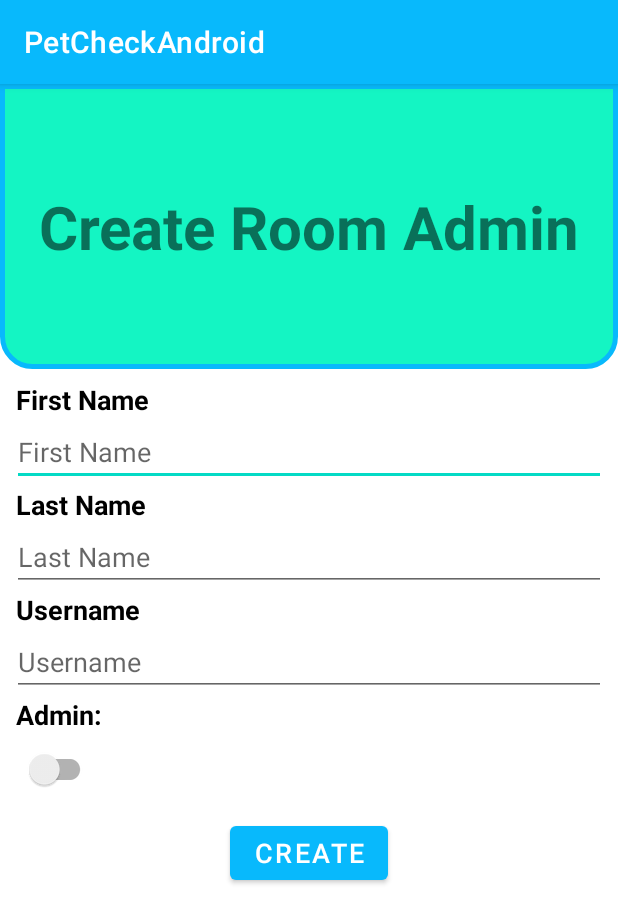
After one commit to RoatchBrandyn-FS/BrandynMumma2205, an Android app: the NewUserActivity screen opened directly, with no data from a screen before it, on a phone screen of 412 x 824 dp. The commit adds this screen. Shown: the top 923 px of the screen. Run offline under Robolectric (Android 15) with nearby library versions, the phone set to English and light mode, and no system bars; our stand-ins replace Firebase (no records; nobody signed in at launch, a user with empty details on screens opened directly).

Commit message:
Final Push

```diff
--- /dev/null
+++ b/PetCheckAndroid/app/src/main/java/com/example/petcheckandroid/activities/NewUserActivity.java
@@ -0,0 +1,40 @@
+package com.example.petcheckandroid.activities;
+
+import android.content.Intent;
+import android.os.Bundle;
+
+import androidx.annotation.Nullable;
+import androidx.appcompat.app.AppCompatActivity;
+
+import com.example.petcheckandroid.R;
+import com.example.petcheckandroid.data.Room;
+import com.example.petcheckandroid.fragments.MainPostsListFragment;
+import com.example.petcheckandroid.fragments.NewUserFragment;
+import com.example.petcheckandroid.utilities.IntentExtrasUtil;
+
+public class NewUserActivity extends AppCompatActivity implements NewUserFragment.AddUserFragmentListener {
+
+    Room room;
+
+    @Override
+    protected void onCreate(@Nullable Bundle savedInstanceState) {
+        super.onCreate(savedInstanceState);
+        setContentView(R.layout.activity_main);
+
+        //set room and user data
+        Intent currentIntent = getIntent();
+        room = (Room) currentIntent.getSerializableExtra(IntentExtrasUtil.EXTRA_CONFIRMED_ROOM);
+
+        getSupportFragmentManager()
+                .beginTransaction()
+                .setReorderingAllowed(true)
+                .replace(R.id.fragment_container, NewUserFragment.newInstance())
+                .commit();
+
+    }
+
+    @Override
+    public Room getRoom() {
+        return room;
+    }
+}
--- a/PetCheckAndroid/app/src/main/java/com/example/petcheckandroid/fragments/LoginFragment.java
+++ b/PetCheckAndroid/app/src/main/java/com/example/petcheckandroid/fragments/LoginFragment.java
@@ -29,7 +29,6 @@ import java.util.Objects;
 public class LoginFragment extends Fragment implements View.OnClickListener {
 
     private final String TAG = "LoginFragment.TAG";
-    private static final String ARG_ROOM_CODES = "ARG_ROOM_CODES";
     private LoginFragmentListener loginFragmentListener;
 
     public static LoginFragment newInstance() {
--- a/PetCheckAndroid/app/src/main/java/com/example/petcheckandroid/fragments/MainPostsListFragment.java
+++ b/PetCheckAndroid/app/src/main/java/com/example/petcheckandroid/fragments/MainPostsListFragment.java
@@ -17,6 +17,7 @@ import androidx.fragment.app.ListFragment;
 
 import com.example.petcheckandroid.R;
 import com.example.petcheckandroid.activities.NewPostActivity;
+import com.example.petcheckandroid.activities.NewUserActivity;
 import com.example.petcheckandroid.activities.PetsListActivity;
 import com.example.petcheckandroid.adapters.PostAdapter;
 import com.example.petcheckandroid.data.Post;
@@ -114,6 +115,13 @@ public class MainPostsListFragment extends ListFragment implements View.OnClickL
         }
         else if(item.getTitle().equals("Add User")){
             Log.i(TAG, "onOptionsItemSelected: add user pressed");
+
+            Intent newUserIntent = new Intent(getContext(), NewUserActivity.class);
+            newUserIntent.setAction(Intent.ACTION_RUN);
+            newUserIntent.putExtra(IntentExtrasUtil.EXTRA_CONFIRMED_ROOM, mainPostsListFragListener.getRoom());
+
+            startActivity(newUserIntent);
+
         }
 
         return super.onOptionsItemSelected(item);
--- /dev/null
+++ b/PetCheckAndroid/app/src/main/java/com/example/petcheckandroid/fragments/NewUserFragment.java
@@ -0,0 +1,124 @@
+package com.example.petcheckandroid.fragments;
+
+import android.content.Context;
+import android.os.Bundle;
+import android.util.Log;
+import android.view.LayoutInflater;
+import android.view.View;
+import android.view.ViewGroup;
+import android.widget.Button;
+import android.widget.EditText;
+
+import androidx.annotation.NonNull;
+import androidx.annotation.Nullable;
+import androidx.appcompat.widget.SwitchCompat;
+import androidx.fragment.app.Fragment;
+
+import com.example.petcheckandroid.R;
+import com.example.petcheckandroid.data.Room;
+import com.example.petcheckandroid.utilities.AlertsUtil;
+import com.example.petcheckandroid.utilities.FirebaseUtil;
+import com.google.android.gms.tasks.OnFailureListener;
+import com.google.android.gms.tasks.OnSuccessListener;
+import com.google.firebase.firestore.DocumentReference;
+import com.google.firebase.firestore.FirebaseFirestore;
+
+import java.util.HashMap;
+import java.util.Map;
+
+public class NewUserFragment extends Fragment implements View.OnClickListener {
+
+    private final String TAG = "NewUserFragment.TAG";
+    private AddUserFragmentListener addUserFragmentListener;
+
+    public static NewUserFragment newInstance() {
+
+        Bundle args = new Bundle();
+
+        NewUserFragment fragment = new NewUserFragment();
+        fragment.setArguments(args);
+        return fragment;
+    }
+
+    public interface AddUserFragmentListener {
+        Room getRoom();
+    }
+
+    @Override
+    public void onAttach(@NonNull Context context) {
+        super.onAttach(context);
+        if (context instanceof AddUserFragmentListener){
+            addUserFragmentListener = (AddUserFragmentListener) context;
+        }
+    }
+
+    @Nullable
+    @Override
+    public View onCreateView(@NonNull LayoutInflater inflater, @Nullable ViewGroup container, @Nullable Bundle savedInstanceState) {
+        return inflater.inflate(R.layout.fragment_new_user, container, false);
+    }
+
+    @Override
+    public void onViewCreated(@NonNull View view, @Nullable Bundle savedInstanceState) {
+        super.onViewCreated(view, savedInstanceState);
+
+        //set on click listener for continue btn
+        Button createBtn = getActivity().findViewById(R.id.new_user_btn_create);
+        createBtn.setOnClickListener(this);
+    }
+
+    @Override
+    public void onClick(View view) {
+
+        //get edit text and switch
+        EditText firstNameET = getActivity().findViewById(R.id.new_user_edit_first_name);
+        EditText lastNameET = getActivity().findViewById(R.id.new_user_edit_last_name);
+        EditText usernameET = getActivity().findViewById(R.id.new_user_edit_username);
+        SwitchCompat adminSwitch = getActivity().findViewById(R.id.new_user_switch);
+
+        //get strings from edit text and args bundle
+        String firstNameString = firstNameET.getText().toString().trim();
+        String lastNameString = lastNameET.getText().toString().trim();
+        String usernameString = usernameET.getText().toString().trim();
+
+        if (view.getId() == R.id.new_user_btn_create){
+            Log.i(TAG, "onClick: isAdmin = " + adminSwitch.isChecked());
+
+            if (firstNameString.isEmpty() || lastNameString.isEmpty() || usernameString.isEmpty()){
+                AlertsUtil.newUserError(getContext());
+            }
+            else{
+                addUser(firstNameString,lastNameString, usernameString, adminSwitch.isChecked());
+                getActivity().finish();
+            }
+
+        }
+
+    }
+
+    private void addUser(String _firstName, String _lastName, String _username, boolean _isAdmin){
+
+        FirebaseFirestore db = FirebaseFirestore.getInstance();
+        Room room = addUserFragmentListener.getRoom();
+
+        Map<String, Object> user = new HashMap<>();
+        user.put("first_name", _firstName);
+        user.put("isAdmin", _isAdmin);
+        user.put("last_name", _lastName);
+        user.put("username", _username);
+
+        db.collection(FirebaseUtil.COLLECTION_ROOMS + "/" + room.getDocId()
+                + "/" + FirebaseUtil.COLLECTION_USERS).add(user).addOnSuccessListener(new OnSuccessListener<DocumentReference>() {
+            @Override
+            public void onSuccess(DocumentReference documentReference) {
+                Log.i(TAG, "onSuccess: Should have added users");
+            }
+        }).addOnFailureListener(new OnFailureListener() {
+            @Override
+            public void onFailure(@NonNull Exception e) {
+                Log.i(TAG, "onFailure: Should Not Add to Firebase \n" + e);
+            }
+        });
+
+    }
+}
--- a/PetCheckAndroid/app/src/main/res/drawable/ic_baseline_close_32.xml
+++ b/PetCheckAndroid/app/src/main/res/drawable/ic_baseline_close_24.xml
@@ -1,4 +1,4 @@
-<vector android:height="32dp" android:tint="#A01818"
+<vector android:height="32dp" android:tint="#CE6F3A"
     android:viewportHeight="24" android:viewportWidth="24"
     android:width="32dp" xmlns:android="http://schemas.android.com/apk/res/android">
     <path android:fillColor="@android:color/white" android:pathData="M19,6.41L17.59,5 12,10.59 6.41,5 5,6.41 10.59,12 5,17.59 6.41,19 12,13.41 17.59,19 19,17.59 13.41,12z"/>
--- /dev/null
+++ b/PetCheckAndroid/app/src/main/res/layout/fragment_new_user.xml
@@ -0,0 +1,114 @@
+<?xml version="1.0" encoding="utf-8"?>
+<LinearLayout xmlns:android="http://schemas.android.com/apk/res/android"
+    android:layout_width="match_parent"
+    android:layout_height="match_parent"
+    android:orientation="vertical">
+
+    <LinearLayout
+        android:layout_width="match_parent"
+        android:layout_height="0dp"
+        android:layout_weight="1"
+        android:background="@drawable/rounded_corners_bottom"
+        android:gravity="center">
+
+        <TextView
+            android:layout_margin="8dp"
+            android:layout_width="match_parent"
+            android:layout_height="wrap_content"
+            android:text="@string/create_room_admin"
+            android:textAlignment="center"
+            android:textSize="40sp"
+            android:textStyle="bold"/>
+
+    </LinearLayout>
+
+    <LinearLayout
+        android:layout_width="match_parent"
+        android:layout_height="0dp"
+        android:layout_weight="3"
+        android:gravity="center_horizontal"
+        android:orientation="vertical"
+        android:layout_marginTop="8dp">
+
+        <TextView
+            android:layout_width="match_parent"
+            android:layout_height="wrap_content"
+            android:text="@string/title_first_name"
+            android:layout_marginStart="7dp"
+            android:textStyle="bold"
+            android:textAppearance="@style/TextAppearance.AppCompat.Medium"
+            android:textColor="@color/black"/>
+
+        <EditText
+            android:id="@+id/new_user_edit_first_name"
+            android:layout_width="match_parent"
+            android:layout_height="wrap_content"
+            android:hint="@string/hint_first_name"
+            android:layout_marginStart="8dp"
+            android:layout_marginEnd="8dp"/>
+
+        <TextView
+            android:layout_width="match_parent"
+            android:layout_height="wrap_content"
+            android:text="@string/title_last_name"
+            android:layout_marginStart="7dp"
+            android:textStyle="bold"
+            android:textAppearance="@style/TextAppearance.AppCompat.Medium"
+            android:textColor="@color/black"/>
+
+        <EditText
+            android:id="@+id/new_user_edit_last_name"
+            android:layout_width="match_parent"
+            android:layout_height="wrap_content"
+            android:hint="@string/hint_last_name"
+            android:layout_marginStart="8dp"
+            android:layout_marginEnd="8dp"/>
+
+        <TextView
+            android:layout_width="match_parent"
+            android:layout_height="wrap_content"
+            android:text="@string/title_username"
+            android:layout_marginStart="7dp"
+            android:textStyle="bold"
+            android:textAppearance="@style/TextAppearance.AppCompat.Medium"
+            android:textColor="@color/black"/>
+
+        <EditText
+            android:id="@+id/new_user_edit_username"
+            android:layout_width="match_parent"
+            android:layout_height="wrap_content"
+            android:hint="@string/hint_username"
+            android:layout_marginStart="8dp"
+            android:layout_marginEnd="8dp"/>
+
+        <TextView
+            android:layout_width="match_parent"
+            android:layout_height="wrap_content"
+            android:text="@string/title_admin"
+            android:layout_marginStart="7dp"
+            android:textStyle="bold"
+            android:textAppearance="@style/TextAppearance.AppCompat.Medium"
+            android:textColor="@color/black"/>
+
+        <androidx.appcompat.widget.SwitchCompat
+            android:id="@+id/new_user_switch"
+            android:layout_width="wrap_content"
+            android:layout_height="wrap_content"
+            android:layout_gravity="start"
+            android:layout_marginStart="16dp"
+            android:textOn="@string/text_on"
+            android:textOff="@string/text_off"/>
+
+        <Button
+            android:id="@+id/new_user_btn_create"
+            android:layout_width="wrap_content"
+            android:layout_height="48dp"
+            android:text="@string/btn_create"
+            android:textSize="18sp"
+            android:layout_marginTop="8dp"/>
+
+    </LinearLayout>
+
+
+
+</LinearLayout>
--- a/PetCheckAndroid/app/src/main/res/menu/menu_posts_admin.xml
+++ b/PetCheckAndroid/app/src/main/res/menu/menu_posts_admin.xml
@@ -9,7 +9,7 @@
 
     <item android:id="@+id/logout"
         android:title="@string/title_menu_logout"
-        android:icon="@drawable/ic_baseline_close_32"
+        android:icon="@drawable/ic_baseline_close_24"
         app:showAsAction="always"/>
 
     <item android:id="@+id/add_user"
--- a/PetCheckAndroid/app/src/main/res/menu/menu_posts_normal.xml
+++ b/PetCheckAndroid/app/src/main/res/menu/menu_posts_normal.xml
@@ -9,7 +9,7 @@
 
     <item android:id="@+id/logout"
         android:title="@string/title_menu_logout"
-        android:icon="@drawable/ic_baseline_close_32"
+        android:icon="@drawable/ic_baseline_close_24"
         app:showAsAction="always"/>
 
 
--- a/PetCheckAndroid/app/src/main/res/values/strings.xml
+++ b/PetCheckAndroid/app/src/main/res/values/strings.xml
@@ -69,5 +69,8 @@
     <string name="title_btn_post">Post</string>
     <string name="title_menu_logout">Logout</string>
     <string name="title_menu_add_user">Add User</string>
+    <string name="title_admin">Admin:</string>
+    <string name="text_on">true</string>
+    <string name="text_off">false</string>
 
 </resources>
```
Also changed, not shown: PetCheckAndroid/app/src/main/AndroidManifest.xml (+11 -0 lines), 1 other file.
